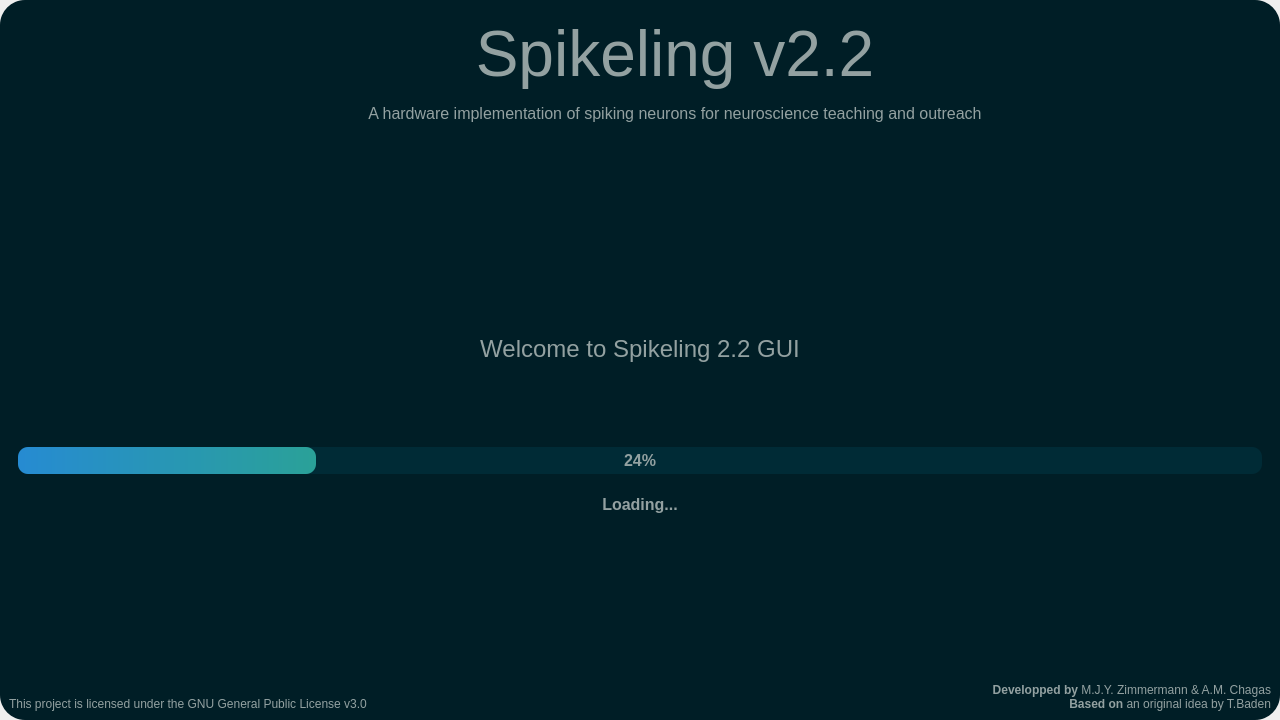
Qt form GUI/PyQt/Spikeling_SplashScreen.ui (OpenSourceNeuro/Spikeling-V2) before a commit.
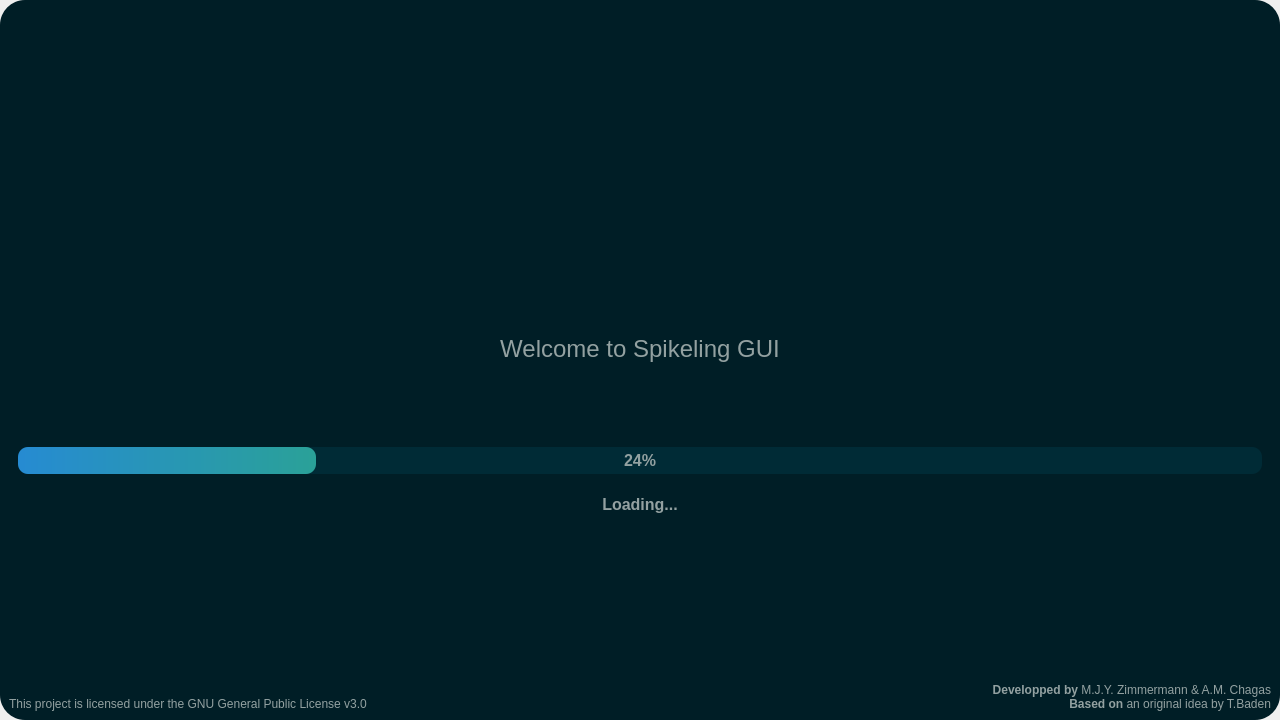
The same form after that commit. Icons and pictures are not drawn.

What changed in the file:
```diff
--- a/GUI/PyQt/Spikeling_SplashScreen.ui
+++ b/GUI/PyQt/Spikeling_SplashScreen.ui
@@ -64,6 +64,18 @@
       <layout class="QVBoxLayout" name="verticalLayout_5">
        <item>
         <widget class="QFrame" name="Header_Frame">
+         <property name="minimumSize">
+          <size>
+           <width>0</width>
+           <height>250</height>
+          </size>
+         </property>
+         <property name="maximumSize">
+          <size>
+           <width>16777215</width>
+           <height>250</height>
+          </size>
+         </property>
          <property name="frameShape">
           <enum>QFrame::StyledPanel</enum>
          </property>
@@ -87,97 +99,15 @@
            <number>0</number>
           </property>
           <item>
-           <widget class="QFrame" name="frame_2">
-            <property name="minimumSize">
-             <size>
-              <width>300</width>
-              <height>0</height>
-             </size>
+           <widget class="QLabel" name="label">
+            <property name="text">
+             <string/>
             </property>
             <property name="frameShape">
              <enum>QFrame::StyledPanel</enum>
             </property>
-            <property name="frameShadow">
-             <enum>QFrame::Raised</enum>
-            </property>
-            <layout class="QHBoxLayout" name="horizontalLayout_2">
-             <property name="spacing">
-              <number>0</number>
-             </property>
-             <property name="leftMargin">
-              <number>0</number>
-             </property>
-             <property name="topMargin">
-              <number>0</number>
-             </property>
-             <property name="rightMargin">
-              <number>0</number>
-             </property>
-             <property name="bottomMargin">
-              <number>0</number>
-             </property>
-             <item>
-              <widget class="QLabel" name="label">
-               <property name="minimumSize">
-                <size>
-                 <width>350</width>
-                 <height>250</height>
-                </size>
-               </property>
-               <property name="maximumSize">
-                <size>
-                 <width>350</width>
-                 <height>250</height>
-                </size>
-               </property>
-               <property name="text">
-                <string/>
-               </property>
-               <property name="pixmap">
-                <pixmap resource="resources.qrc">:/resources/resources/Spiky.png</pixmap>
-               </property>
-               <property name="scaledContents">
-                <bool>true</bool>
-               </property>
-              </widget>
-             </item>
-            </layout>
-           </widget>
-          </item>
-          <item>
-           <widget class="QFrame" name="Title_Frame">
-            <property name="frameShape">
-             <enum>QFrame::StyledPanel</enum>
-            </property>
-            <property name="frameShadow">
-             <enum>QFrame::Raised</enum>
-            </property>
-            <layout class="QVBoxLayout" name="verticalLayout_4">
-             <item alignment="Qt::AlignTop">
-              <widget class="QLabel" name="Title_Label">
-               <property name="font">
-                <font>
-                 <pointsize>48</pointsize>
-                </font>
-               </property>
-               <property name="text">
-                <string>&lt;html&gt;&lt;head/&gt;&lt;body&gt;&lt;p align=&quot;center&quot;&gt;Spikeling v2.2&lt;/p&gt;&lt;p align=&quot;center&quot;&gt;&lt;span style=&quot; font-size:12pt;&quot;&gt;A hardware implementation of spiking neurons for neuroscience teaching and outreach&lt;/span&gt;&lt;/p&gt;&lt;/body&gt;&lt;/html&gt;</string>
-               </property>
-               <property name="alignment">
-                <set>Qt::AlignCenter</set>
-               </property>
-              </widget>
-             </item>
-            </layout>
-           </widget>
-          </item>
-          <item>
-           <widget class="QFrame" name="frame_3">
-            <property name="frameShape">
-             <enum>QFrame::StyledPanel</enum>
-            </property>
-            <property name="frameShadow">
-             <enum>QFrame::Raised</enum>
+            <property name="scaledContents">
+             <bool>true</bool>
             </property>
            </widget>
           </item>
@@ -201,7 +131,7 @@
              </font>
             </property>
             <property name="text">
-             <string>Welcome to Spikeling 2.2 GUI</string>
+             <string>Welcome to Spikeling GUI</string>
             </property>
             <property name="alignment">
              <set>Qt::AlignCenter</set>
```
Left out of the diff: 4 changed lines with no effect on the pictures.
